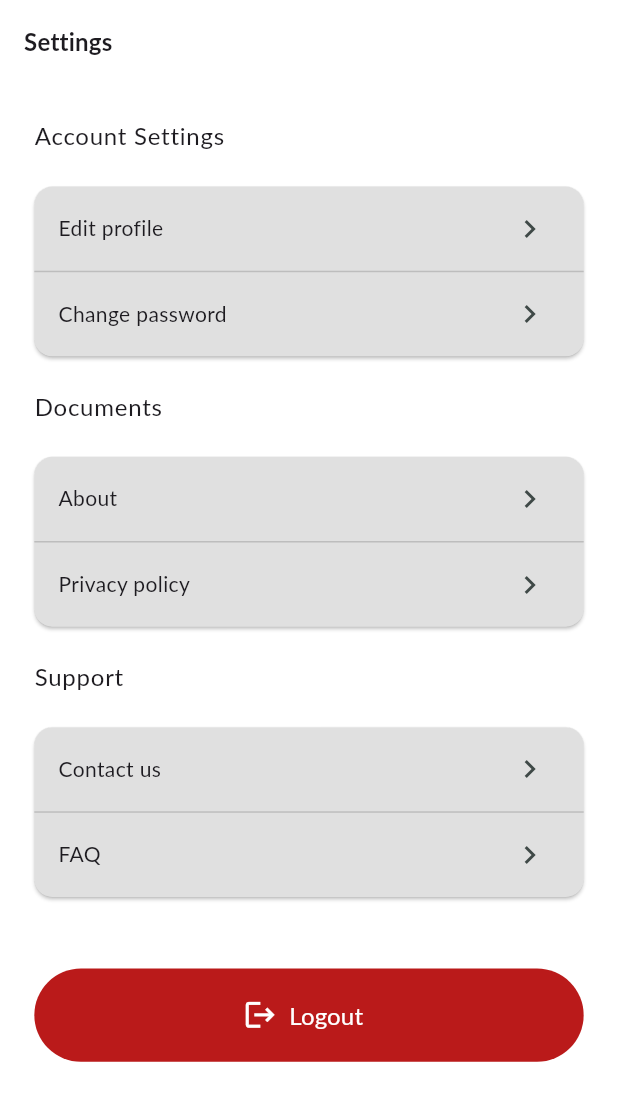
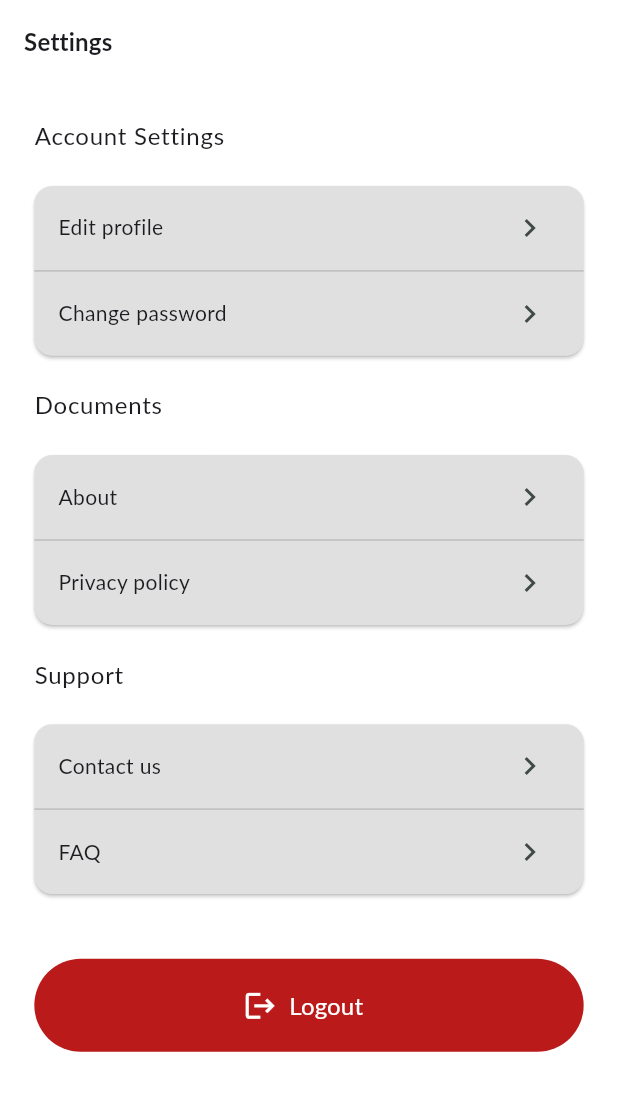
Before and after one commit to AlexisIvan2000/Joblyx, a Flutter app: the SettingsScreen screen opened by its route, on a phone screen of 412 x 824 dp. Shown: the top 1101 px of the screen. Run offline on Flutter 3.47's test engine with Material 3 defaults, Android fonts, the light colour scheme and no system bars; our stand-ins replace cached_network_image, flutter_dotenv, flutter_image_compress, flutter_riverpod, flutter_screenutil, go_router and 3 more; accounts and stored records are empty.

Commit message:
Mise à jour des messages d'erreur pour la confirmation d'email, ajustement des espacements dans les écrans de connexion, d'inscription et de paramètres, et nettoyage de code pour améliorer la lisibilité.

```diff
--- a/joblyx_front/assets/i18n/en.json
+++ b/joblyx_front/assets/i18n/en.json
@@ -105,7 +105,7 @@
     "session_expired": "Your session has expired. Please log in again.",
     "same_password": "The new password is the same as the current password.",
     "invalid_credentials": "Invalid email or password.",
-    "email_not_confirmed": "Email not confirmed. Please check your inbox.",
+    "email_not_confirmed": "Email not confirmed. Signup again.",
     "over_email_send_rate_limit": "Too many requests. Please try again later.",
     "user_not_found": "No user found for that email.",
     "unknown_error": "Unknown error occurred. Please try again.",
--- a/joblyx_front/assets/i18n/fr.json
+++ b/joblyx_front/assets/i18n/fr.json
@@ -104,7 +104,7 @@
     "session_expired": "Votre session a expiré. Veuillez vous reconnecter.",
     "same_password": "Le nouveau mot de passe est le même que l'ancien.",
     "invalid_credentials": "Mail ou mot de passe invalide.",
-    "email_not_confirmed": "Email non confirmé. Veuillez vérifier votre boîte de réception.",
+    "email_not_confirmed": "Email non confirmé. Veuillez vous réenregistrer.",
     "over_email_send_rate_limit": "Trop de demandes. Veuillez réessayer plus tard.",
     "user_not_found": "Aucun utilisateur trouvé pour cet email.",
     "unknown_error": "Une erreur inconnue est survenue. Veuillez réessayer.",
--- a/joblyx_front/lib/screens/login.dart
+++ b/joblyx_front/lib/screens/login.dart
@@ -27,7 +27,7 @@ class LoginScreen extends StatelessWidget {
                   backgroundImage: const AssetImage('assets/images/logo.png'),
                 ),
               ),
-              SizedBox(height: 5.h),
+              const SizedBox(height: 5),
               const LoginForm(),
             ],
           ),
--- a/joblyx_front/lib/screens/register.dart
+++ b/joblyx_front/lib/screens/register.dart
@@ -28,7 +28,7 @@ class RegisterScreen extends StatelessWidget {
                   backgroundImage: const AssetImage('assets/images/logo.png'),
                 ),
               ),
-              SizedBox(height: 5.h),
+              const SizedBox(height: 5),
               const RegisterForm(),
             ],
           ),
--- a/joblyx_front/lib/screens/settings.dart
+++ b/joblyx_front/lib/screens/settings.dart
@@ -36,27 +36,27 @@ class SettingsScreen extends ConsumerWidget {
                 context,
               ).textTheme.bodyLarge?.copyWith(fontWeight: FontWeight.w500),
             ),
-            SizedBox(height: 2.h),
+            const SizedBox(height: 2),
             const AccountSettings(),
-            SizedBox(height: 2.h),
+            const SizedBox(height: 2),
             Text(
               t.t('settings.documentation'),
               style: Theme.of(
                 context,
               ).textTheme.bodyLarge?.copyWith(fontWeight: FontWeight.w500),
             ),
-            SizedBox(height: 2.h),
+            const SizedBox(height: 2),
             const Documents(),
-            SizedBox(height: 2.h),
+            const SizedBox(height: 2),
             Text(
               t.t('settings.support'),
               style: Theme.of(
                 context,
               ).textTheme.bodyLarge?.copyWith(fontWeight: FontWeight.w500),
             ),
-            SizedBox(height: 2.h),
+            const SizedBox(height: 2),
             const Support(),
-            SizedBox(height: 24.h),
+            const SizedBox(height: 24),
              SizedBox(
               width: double.infinity,
               height: 52.h,
--- a/joblyx_front/lib/widgets/profil/get_picture.dart
+++ b/joblyx_front/lib/widgets/profil/get_picture.dart
@@ -12,7 +12,7 @@ class GetPicture extends ConsumerWidget {
 
   @override
   Widget build(BuildContext context, WidgetRef ref) {
-    // Cache Theme pour éviter les appels répétés
+
     final theme = Theme.of(context);
     final cs = theme.colorScheme;
     final textTheme = theme.textTheme;
@@ -67,7 +67,6 @@ class GetPicture extends ConsumerWidget {
   }
 }
 
-/// Avatar avec bouton caméra extrait
 class _AvatarWithCamera extends StatelessWidget {
   final String? imageUrl;
   final Color primaryColor;
```
Also changed, not shown: joblyx_front/lib/widgets/profil/change_picture.dart (+4 -4 lines), joblyx_front/lib/widgets/profil/personal_details.dart (+3 -4 lines).
